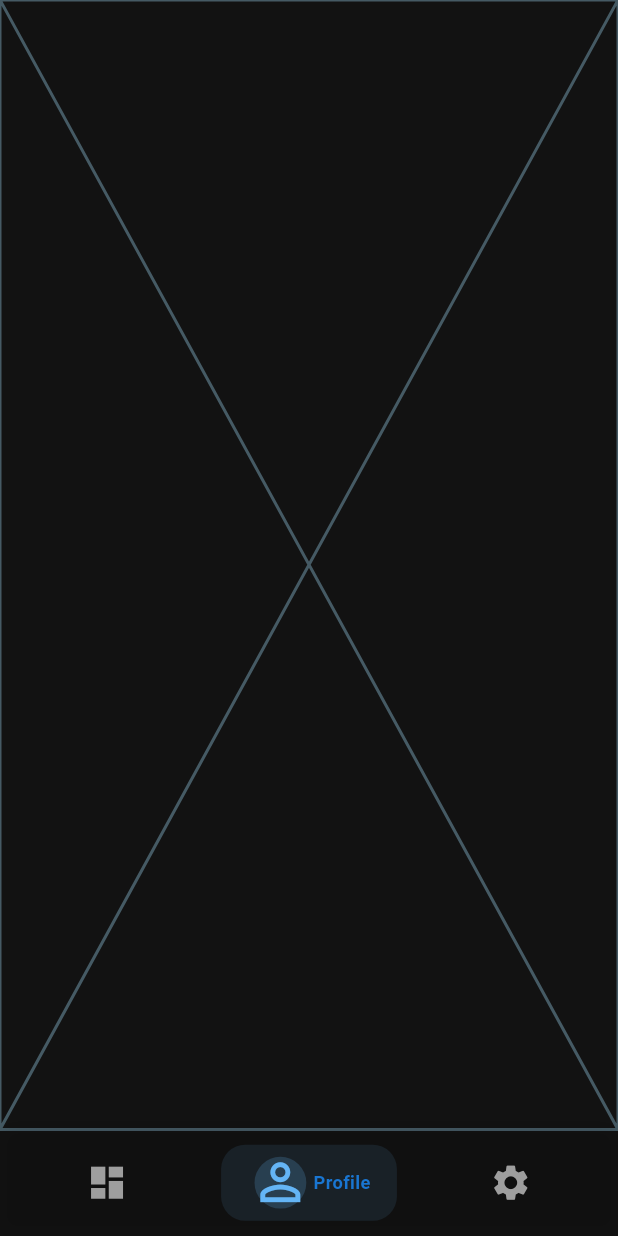
After one commit to sayodaa/exam-zone, a Flutter app: the MainView screen opened directly, item 2 of the bottom bar chosen, on a phone screen of 412 x 824 dp. The commit adds this screen. Run offline on Flutter 3.47's test engine with Material 3 defaults, Android fonts, the phone set to English and light mode, and no system bars; our stand-ins replace animate_do, connectivity_plus, firebase_auth, firebase_core, flutter_bloc, flutter_screenutil and 3 more; accounts and stored records are empty; project files that could hold a hidden picture were left out.

Commit message:
nav bar done

```diff
--- a/lib/core/language/lang_keys.dart
+++ b/lib/core/language/lang_keys.dart
@@ -1,110 +1,122 @@
 class LangKeys {
   // Splash
-  static const String appName = 'app_name'; // Onboard
-  static const String splashBody = 'splash_body'; // Splash
+  static const String appName = 'appName';
+  static const String splashBody = 'splashBody';
 
   // Onboard related keys
-  static const String onboardTitle1 = 'onboard_title1'; // Onboard
-  static const String onboardBody1 = 'onboard_body1'; // Onboard
-  static const String onboardTitle2 = 'onboard_title2'; // Onboard
-  static const String onboardBody2 = 'onboard_body2'; // Onboard
-  static const String onboardTitle3 = 'onboard_title3'; // Onboard
-  static const String onboardBody3 = 'onboard_body3'; // Onboard
+  static const String onboardTitle1 = 'onboardTitle1';
+  static const String onboardBody1 = 'onboardBody1';
+  static const String onboardTitle2 = 'onboardTitle2';
+  static const String onboardBody2 = 'onboardBody2';
+  static const String onboardTitle3 = 'onboardTitle3';
+  static const String onboardBody3 = 'onboardBody3';
 
   // Navigation related keys
-  static const String next = 'next'; // Navigation
-  static const String getStarted = 'get_started'; // Navigation
-  static const String skip = 'skip'; // Navigation // Not used yet
+  static const String next = 'next';
+  static const String getStarted = 'getStarted';
+  static const String skip = 'skip';
 
-  // auth related keys
-  static const String welcome = 'welcome'; // Onboard
-  static const String welcomeBack = 'welcome_back'; // Onboard
-  static const String login = 'login'; // Login
-  static const String email = 'email'; // Login
-  static const String password = 'password'; // Login
-  static const String continueWithGoogle = 'continue_with_google'; // Login
-  static const String alreadyHaveAccount = 'already_have_account'; // Login
-  static const String forgotPassword = 'forgot_password'; // Login
-  static const String signUp = 'sign_up'; // Sign Up
-  static const String youHaveAccount = 'you_have_account'; // Sign Up
-  static const String orContinueWith = 'or_continue_with'; // Sign Up
+  // Auth related keys
+  static const String welcome = 'welcome';
+  static const String welcomeBack = 'welcomeBack';
+  static const String login = 'login';
+  static const String email = 'email';
+  static const String password = 'password';
+  static const String continueWithGoogle = 'continueWithGoogle';
+  static const String alreadyHaveAccount = 'alreadyHaveAccount';
+  static const String forgotPassword = 'forgotPassword';
+  static const String signUp = 'signUp';
+  static const String youHaveAccount = 'youHaveAccount';
+  static const String orContinueWith = 'orContinueWith';
+
   // Settings related keys
-  static const String settings = 'settings'; // Settings
-  static const String profile = 'profile'; // Settings
-  static const String viewEditProfile = 'view_edit_profile'; // Settings
-  static const String notifications = 'notifications'; // Settings
-  static const String manageNotifications = 'manage_notifications'; // Settings
-  static const String theme = 'theme'; // Settings
-  static const String chooseTheme = 'choose_theme'; // Settings
-  static const String privacy = 'privacy'; // Settings
-  static const String configurePrivacy = 'configure_privacy'; // Settings
-  static const String about = 'about'; // Settings
-  static const String learnMore = 'learn_more'; // Settings
+  static const String settings = 'settings';
+  static const String profile = 'profile';
+  static const String viewEditProfile = 'viewEditProfile';
+  static const String notifications = 'notifications';
+  static const String manageNotifications = 'manageNotifications';
+  static const String theme = 'theme';
+  static const String chooseTheme = 'chooseTheme';
+  static const String privacy = 'privacy';
+  static const String configurePrivacy = 'configurePrivacy';
+  static const String about = 'about';
+  static const String learnMore = 'learnMore';
 
   // Generate Exam related keys
-  static const String generateExam = 'generate_exam'; // Generate Exam
-  static const String selectSubject = 'select_subject'; // Generate Exam
-  static const String numberOfQuestions =
-      'number_of_questions'; // Generate Exam
-  static const String difficultyLevel = 'difficulty_level'; // Generate Exam
-  static const String easy = 'easy'; // Generate Exam
-  static const String medium = 'medium'; // Generate Exam
-  static const String hard = 'hard'; // Generate Exam
-  static const String generate = 'generate'; // Generate Exam
-  static const String generatingExam = 'generating_exam'; // Generate Exam
-  static const String mayTakeSeconds = 'may_take_seconds'; // Generate Exam
+  static const String generateExam = 'generateExam';
+  static const String selectSubject = 'selectSubject';
+  static const String numberOfQuestions = 'numberOfQuestions';
+  static const String difficultyLevel = 'difficultyLevel';
+  static const String easy = 'easy';
+  static const String medium = 'medium';
+  static const String hard = 'hard';
+  static const String generate = 'generate';
+  static const String generatingExam = 'generatingExam';
+  static const String mayTakeSeconds = 'mayTakeSeconds';
 
   // Exam Results related keys
-  static const String examResults = 'exam results'; // Exam Results
-  static const String students = 'students'; // Exam Results
-  static const String score = 'score'; // Exam Results
-  static const String grade = 'grade'; // Exam Results
-  static const String overallPerformance =
-      'overall_performance'; // Exam Results
-  static const String correctAnswers = 'correct answers'; // Exam Results
-  static const String totalScore = 'total score'; // Exam Results
-  static const String incorrectAnswers = 'incorrect answers'; // Exam Results
-  static const String performanceByType = 'performance by type'; // Exam Results
-  static const String essay = 'essay'; // Exam Results
-  static const String multipleChoice = 'multiple choice'; // Exam Results
-  static const String detailedAnswers = 'detailed answers'; // Exam Results
-  static const String correctYourAnswer = 'correct your answer'; // Exam Results
-  static const String question = 'question'; // Exam Results
+  static const String examResults = 'examResults';
+  static const String students = 'students';
+  static const String score = 'score';
+  static const String grade = 'grade';
+  static const String overallPerformance = 'overallPerformance';
+  static const String correctAnswers = 'correctAnswers';
+  static const String totalScore = 'totalScore';
+  static const String incorrectAnswers = 'incorrectAnswers';
+  static const String performanceByType = 'performanceByType';
+  static const String essay = 'essay';
+  static const String multipleChoice = 'multipleChoice';
+  static const String detailedAnswers = 'detailedAnswers';
+  static const String correctYourAnswer = 'correctYourAnswer';
+  static const String question = 'question';
 
   // Add Questions related keys
-  static const String addQuestions = 'add questions'; // Add Questions
-  static const String option1 = 'option 1'; // Add Questions
-  static const String option2 = 'option 2'; // Add Questions
-  static const String option3 = 'option 3'; // Add Questions
-  static const String option4 = 'option 4'; // Add Questions
-  static const String addQuestion = 'add question'; // Add Questions
-  static const String save = 'save'; // Add Questions
+  static const String addQuestions = 'addQuestions';
+  static const String option1 = 'option1';
+  static const String option2 = 'option2';
+  static const String option3 = 'option3';
+  static const String option4 = 'option4';
+  static const String addQuestion = 'addQuestion';
+  static const String save = 'save';
 
   // Create Exam related keys
-  static const String createExam = 'create exam'; // Create Exam
-  static const String createAIExam = 'create ai exam';
-  static const String createManualExam = 'create manual exam';
-  static const String examTitle = 'exam title'; // Create Exam
-  static const String enterExamTitle = 'enter exam title'; // Create Exam
-  static const String level = 'level'; // Create Exam
-  static const String selectLevel = 'select level'; // Create Exam
-  static const String durationMinutes = 'duration minutes'; // Create Exam
-  static const String enterDuration = 'enter duration'; // Create Exam
+  static const String createExam = 'createExam';
+  static const String createAiExam = 'createAiExam';
+  static const String createManualExam = 'createManualExam';
+  static const String createAiExamSubtitle = 'createAiExamSubtitle';
+  static const String createManualExamSubtitle = 'createManualExamSubtitle';
+  static const String myExams = 'myExams';
+  static const String myExamsSubtitle = 'myExamsSubtitle';
+  static const String examTitle = 'examTitle';
+  static const String enterExamTitle = 'enterExamTitle';
+  static const String level = 'level';
+  static const String selectLevel = 'selectLevel';
+  static const String durationMinutes = 'durationMinutes';
+  static const String enterDuration = 'enterDuration';
+  static const String create = 'create';
+  static const String creating = 'creating';
+  static const String language = 'language';
+  static const String changeLanguage = 'changeLanguage';
+  static const String arabic = 'arabic';
+  static const String english = 'english';
+  static const String languageCreate = 'languageCreate';
 
-  // Create Exam related Language Keys
-  static const String create = 'create'; // Create Exam
-  static const String creating = 'creating'; // Create Exam
-  static const String language = 'language'; // Create Exam
-  static const String changeLanguage = 'change_language'; // Create Exam
-  static const String arabic = 'arabic'; // Create Exam
-  static const String english = 'english'; // Create Exam
-  static const String languageCreate = 'languageCreate';
-  static const String createAIExamSubtitle = 'Generate an exam using AI based on your specifications.';
-  static const String createManualExamSubtitle = 'Build your exam from scratch with custom questions.';
-  static const String myExamsSubtitle = 'Access and manage all your created exams.';
-  static const String analyticsSubtitle = 'View and analyze your exam performance.';
-  // Create analytics related Language Keys
-  static const String analytics = 'analytics'; // Create Analytics
-  static const String viewAnalytics = 'view analytics'; // Create Analytics
-  static const String exportAnalytics = 'export analytics'; // Create Analytics
+  // Analytics related keys
+  static const String analytics = 'analytics';
+  static const String viewAnalytics = 'viewAnalytics';
+  static const String exportAnalytics = 'exportAnalytics';
+
+  // New keys for exam management
+  static const String examDetails = 'examDetails';
+  static const String examCreated = 'examCreated';
+  static const String examUpdated = 'examUpdated';
+  static const String examDeleted = 'examDeleted';
+  static const String errorOccurred = 'errorOccurred';
+  static const String noExamsFound = 'noExamsFound';
+  static const String loading = 'loading';
+  static const String search = 'search';
+  static const String searchExams = 'searchExams';
+  static const String filterBySubject = 'filterBySubject';
+  static const String filterByDifficulty = 'filterByDifficulty';
+  static const String clearFilters = 'clearFilters';
 }
--- a/lib/core/routes/app_routes.dart
+++ b/lib/core/routes/app_routes.dart
@@ -4,12 +4,14 @@ import 'package:graduation/core/routes/base_routes.dart';
 import 'package:graduation/features/auth/presentation/screens/login_screen.dart';
 import 'package:graduation/features/auth/presentation/screens/signup_screen.dart';
 import 'package:graduation/features/home/presentation/views/home_screen.dart';
+import 'package:graduation/features/home/presentation/views/main_view.dart';
 import 'package:graduation/features/onboarding/onboard_view.dart';
 import 'package:graduation/features/overwall/presentation/views/add_quation.dart';
 import 'package:graduation/features/overwall/presentation/views/create_exam.dart';
 import 'package:graduation/features/overwall/presentation/views/exam_result2.dart';
 import 'package:graduation/features/overwall/presentation/views/generate_quation.dart';
 import 'package:graduation/features/overwall/presentation/views/overwall_screen.dart';
+import 'package:graduation/features/profile/profile_screen.dart';
 import 'package:graduation/features/settings/presentation/views/settings_screen.dart';
 import 'package:graduation/features/splash/presentation/splash_view.dart';
 
@@ -26,6 +28,7 @@ class AppRoutes {
   static const String addQuestion = '/addQuestion';
   static const String generateQuestion = '/generateQuestion';
   static const String createExam = '/createExam';
+  static const String mainV = '/mainV';
   static Route<void> onGenerateRoute(RouteSettings settings) {
 
     switch (settings.name) {
@@ -34,6 +37,14 @@ class AppRoutes {
       case splash:
         return BaseRoute(
           page: const SplashView(),
+        );
+        case mainV:
+        return BaseRoute(
+          page: const MainView(),
+        );
+        case profile:
+        return BaseRoute(
+          page: const ProfileScreen(),
         );
       case login:
         return BaseRoute(
--- a/lib/features/auth/presentation/screens/login_screen.dart
+++ b/lib/features/auth/presentation/screens/login_screen.dart
@@ -14,7 +14,6 @@ import 'package:graduation/core/services/shared_pref/shared_pref.dart';
 import 'package:graduation/core/styles/app_text_styles.dart';
 import 'package:graduation/core/styles/styles.dart';
 import 'package:graduation/core/utils/app_regex.dart';
-import 'package:graduation/core/utils/app_string.dart';
 import 'package:graduation/features/auth/data/cubit/auth_cubit.dart';
 import 'package:graduation/features/auth/presentation/widgets/auth_button.dart';
 import 'package:graduation/features/auth/presentation/widgets/google_auth.dart';
@@ -193,6 +192,10 @@ class LoginScreen extends StatelessWidget {
                                         email: emailController.text,
                                         password: passwordController.text,
                                       );
+                                      context
+                                          .pushNamedAndRemoveUntil(
+                                        AppRoutes.mainV,
+                                      );
                                     }
                                   },
                                 ),
@@ -220,7 +223,6 @@ class LoginScreen extends StatelessWidget {
                           height: AppColorsStyles.defaultPadding.h,
                         ), // 16.h
                         CustomFadeInUp(duration: 700, child: GoogleAuth()),
-
                         CustomFadeInUp(
                           duration: 800,
                           child: HaveAuth(
--- a/lib/features/home/presentation/views/home_screen.dart
+++ b/lib/features/home/presentation/views/home_screen.dart
@@ -42,8 +42,8 @@ class HomeScreen extends StatelessWidget {
                             CustomFadeInDown(
                               duration: 700,
                               child: BuildOptionCard(
-                                title: AppLocalizations.of(context)!.translate(LangKeys.createAIExam),
-                                subtitle: AppLocalizations.of(context)!.translate(LangKeys.createAIExamSubtitle),
+                                title: AppLocalizations.of(context)!.translate(LangKeys.createAiExam),
+                                subtitle: AppLocalizations.of(context)!.translate(LangKeys.createAiExamSubtitle),
                                 imagePath: AppImages.logo, // Suggest unique image
                                 onTap: () {
                                   Navigator.pushNamed(context, AppRoutes.generateQuestion);
@@ -76,7 +76,7 @@ class HomeScreen extends StatelessWidget {
                               duration: 700,
                               child: BuildOptionCard(
                                 title: AppLocalizations.of(context)!.translate(LangKeys.analytics),
-                                subtitle: AppLocalizations.of(context)!.translate(LangKeys.analyticsSubtitle),
+                                subtitle: AppLocalizations.of(context)!.translate(LangKeys.exportAnalytics),
                                 imagePath: AppImages.logo, // Suggest unique image
                                 onTap: () {
                                   Navigator.pushNamed(context, AppRoutes.overWall);
--- /dev/null
+++ b/lib/features/home/presentation/views/main_view.dart
@@ -0,0 +1,188 @@
+import 'package:flutter/material.dart';
+import 'package:flutter_screenutil/flutter_screenutil.dart';
+import 'package:graduation/core/common/widgets/text_app.dart';
+import 'package:graduation/core/extensions/context_extension.dart';
+import 'package:graduation/core/language/lang_keys.dart';
+import 'package:graduation/core/styles/app_text_styles.dart';
+import 'package:graduation/core/styles/styles.dart';
+import 'package:graduation/features/home/presentation/views/home_screen.dart';
+import 'package:graduation/features/profile/profile_screen.dart';
+import 'package:graduation/features/settings/presentation/views/settings_screen.dart';
+
+class MainView extends StatefulWidget {
+  const MainView({super.key});
+
+  @override
+  State<MainView> createState() => _MainViewState();
+}
+
+class _MainViewState extends State<MainView> with SingleTickerProviderStateMixin {
+  int _currentIndex = 0;
+  late AnimationController _controller;
+  late Animation<double> _animation;
+
+  final List<Widget> _screens = const [
+    HomeScreen(),
+    ProfileScreen(),
+    SettingsScreen(),
+  ];
+
+  final List<_NavBarItemData> _navItems = [
+    _NavBarItemData(
+      icon: Icons.dashboard,
+      labelKey: LangKeys.createExam,
+      color: AppColorsStyles.dark.primaryColor, // Adjust to your primary color
+    ),
+    _NavBarItemData(
+      icon: Icons.person_outline,
+      labelKey: LangKeys.profile,
+      color: AppColorsStyles.dark.accentColor, // Adjust to your accent color
+    ),
+    _NavBarItemData(
+      icon: Icons.settings,
+      labelKey: LangKeys.settings,
+      color: AppColorsStyles.dark.secondaryColor, // Adjust to your secondary color
+    ),
+  ];
+
+  @override
+  void initState() {
+    super.initState();
+    _controller = AnimationController(
+      duration: const Duration(milliseconds: 300),
+      vsync: this,
+    );
+    _animation = Tween<double>(begin: 0, end: 1).animate(
+      CurvedAnimation(parent: _controller, curve: Curves.easeInOut),
+    );
+    _controller.forward();
+  }
+
+  @override
+  void dispose() {
+    _controller.dispose();
+    super.dispose();
+  }
+
+  void _onTap(int index) {
+    if (_currentIndex != index) {
+      setState(() {
+        _currentIndex = index;
+      });
+      _controller.reset();
+      _controller.forward();
+    }
+  }
+
+  @override
+  Widget build(BuildContext context) {
+    return Scaffold(
+      backgroundColor: Theme.of(context).scaffoldBackgroundColor,
+      body: IndexedStack(
+        index: _currentIndex,
+        children: _screens,
+      ),
+      bottomNavigationBar: _buildAnimatedBottomNavBar(context),
+    );
+  }
+
+  Widget _buildAnimatedBottomNavBar(BuildContext context) {
+    return Container(
+      height: 70.h,
+      decoration: BoxDecoration(
+        color: Theme.of(context).bottomNavigationBarTheme.backgroundColor,
+        boxShadow: [
+          BoxShadow(
+            color: Colors.black.withOpacity(0.1),
+            blurRadius: 8.r,
+            offset: Offset(0, -2.h),
+          ),
+        ],
+        borderRadius: BorderRadius.vertical(top: Radius.circular(AppColorsStyles.defaultBorderRadius.r)),
+      ),
+      padding: EdgeInsets.symmetric(horizontal: 16.w, vertical: 10.h),
+      child: Row(
+        mainAxisAlignment: MainAxisAlignment.spaceAround,
+        children: List.generate(_navItems.length, (index) {
+          return _buildNavItem(context, index: index);
+        }),
+      ),
+    );
+  }
+
+  Widget _buildNavItem(BuildContext context, {required int index}) {
+    final item = _navItems[index];
+    final isSelected = _currentIndex == index;
+
+    return GestureDetector(
+      onTap: () => _onTap(index),
+      child: AnimatedBuilder(
+        animation: _animation,
+        builder: (context, child) {
+          final scale = isSelected ? 1.2 + 0.2 * _animation.value : 1.0;
+          return Container(
+            padding: EdgeInsets.symmetric(horizontal: 16.w, vertical: 8.h),
+            decoration: BoxDecoration(
+              color: isSelected ? item.color.withOpacity(0.1) : Colors.transparent,
+              borderRadius: BorderRadius.circular(16.r),
+            ),
+            child: Row(
+              mainAxisSize: MainAxisSize.min,
+              children: [
+                Stack(
+                  alignment: Alignment.center,
+                  children: [
+                    if (isSelected)
+                      Container(
+                        width: 40.w,
+                        height: 40.h,
+                        decoration: BoxDecoration(
+                          shape: BoxShape.circle,
+                          color: item.color.withOpacity(0.2),
+                        ),
+                      ),
+                    Transform.scale(
+                      scale: scale,
+                      child: Icon(
+                        item.icon,
+                        size: 28.sp,
+                        color: isSelected
+                            ? item.color
+                            : Theme.of(context).bottomNavigationBarTheme.unselectedItemColor ?? Colors.grey,
+                      ),
+                    ),
+                  ],
+                ),
+                AnimatedOpacity(
+                  opacity: isSelected ? 1.0 : 0.0,
+                  duration: const Duration(milliseconds: 300),
+                  child: isSelected
+                      ? TextApp(
+                          text: (context).translate(item.labelKey),
+                          style: AppTextStyles.caption12(context).copyWith(
+                            color: AppColorsStyles.dark.secondaryColor,
+                            fontWeight: FontWeight.bold,
+                          ),
+                        )
+                      : const SizedBox.shrink(),
+                ),
+              ],
+            ),
+          );
+        },
+      ),
+    );
+  }
+}
+
+class _NavBarItemData {
+  final IconData icon;
+  final String labelKey;
+  final Color color;
+
+  const _NavBarItemData({
+    required this.icon,
+    required this.labelKey,
+    required this.color,
+  });
+}
--- a/lib/features/home/presentation/widgets/build_option_card.dart
+++ b/lib/features/home/presentation/widgets/build_option_card.dart
@@ -27,6 +27,7 @@ class BuildOptionCard extends StatelessWidget {
           border: Border.all(color: Colors.white10),
         ),
         child: Row(
+          mainAxisAlignment: MainAxisAlignment.spaceBetween,
           children: [
             Flexible(
               flex: 3,
--- /dev/null
+++ b/lib/features/profile/profile_screen.dart
@@ -0,0 +1,10 @@
+import 'package:flutter/material.dart';
+
+class ProfileScreen extends StatelessWidget {
+  const ProfileScreen({super.key});
+
+  @override
+  Widget build(BuildContext context) {
+    return const Placeholder();
+  }
+}
--- a/pubspec.yaml
+++ b/pubspec.yaml
@@ -29,6 +29,7 @@ environment:
 # versions available, run `flutter pub outdated`.
 dependencies:
   animate_do: ^4.2.0
+  animated_bottom_navigation_bar: ^1.4.0
   animated_splash_screen: ^1.3.0
   connectivity_plus: ^6.1.4
   cupertino_icons: ^1.0.8
```
Also changed, not shown: assets/lang/ar.json (+70 -56 lines), assets/lang/en.json (+68 -66 lines), lib/features/auth/presentation/screens/signup_screen.dart (+19 -13 lines), pubspec.lock.
